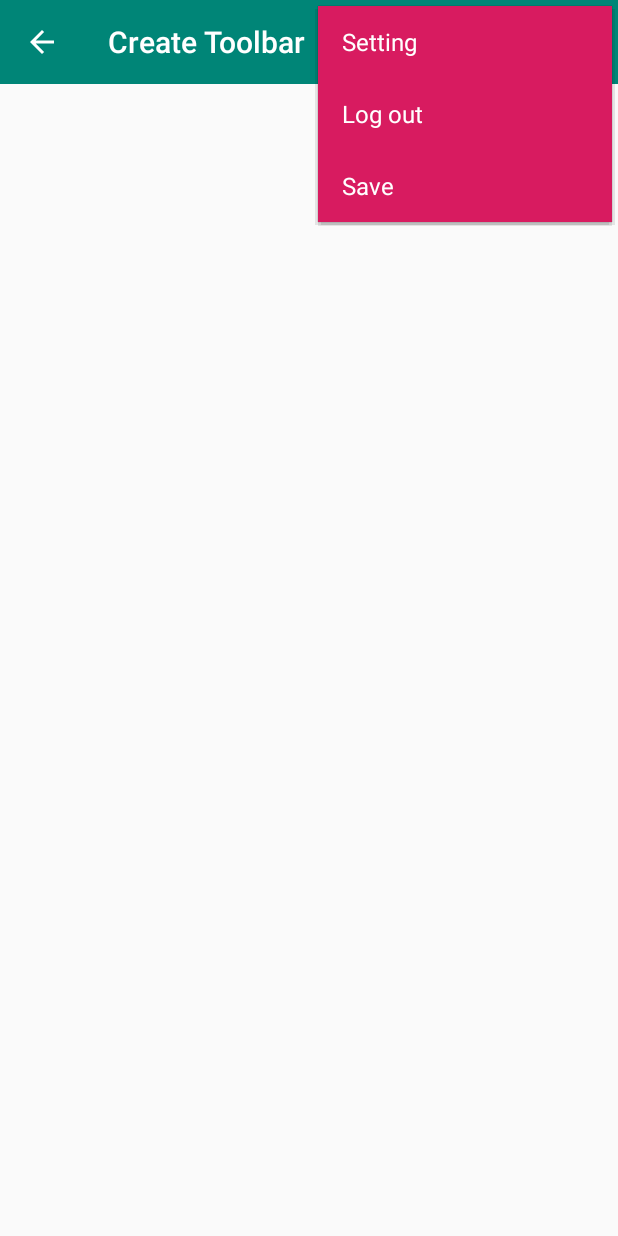
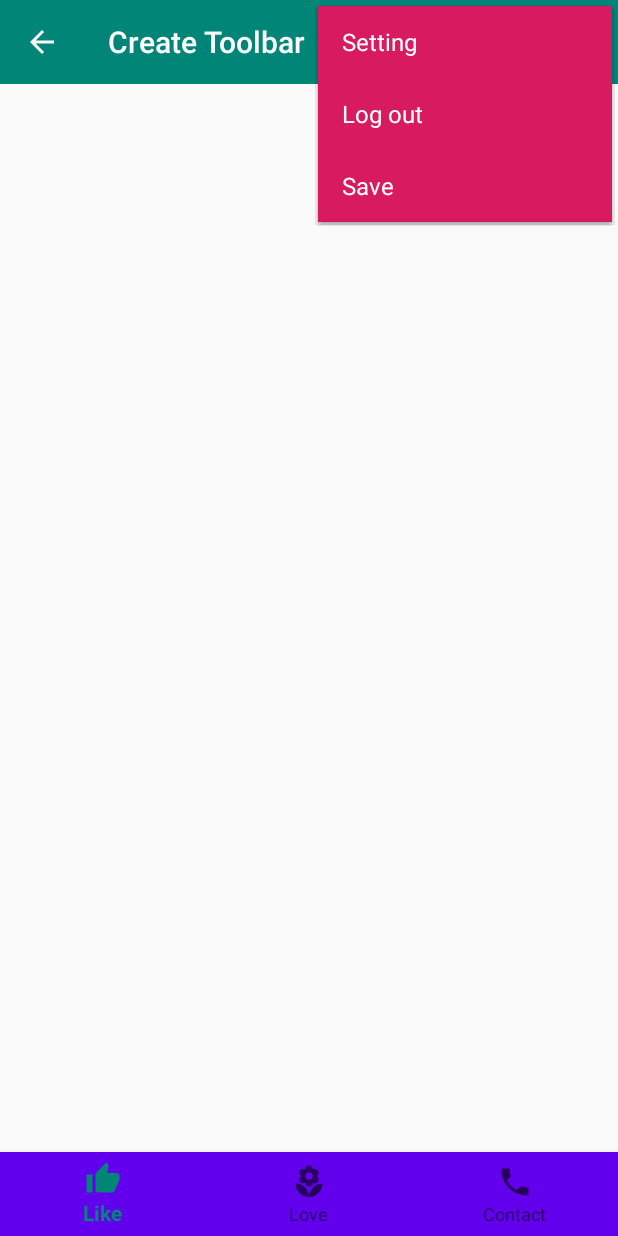
Before and after one commit to SopheaChan/Toolbar, an Android app: the screen it shows after launch (MainActivity), with the options menu open, on a phone screen of 412 x 824 dp. Run offline under Robolectric (Android 15) with nearby library versions, the phone set to English and light mode, and no system bars.

Commit message:
Toolbar with menu action menu item and Bottom navigation view

```diff
--- a/app/build.gradle
+++ b/app/build.gradle
@@ -26,6 +26,7 @@ dependencies {
     implementation fileTree(dir: 'libs', include: ['*.jar'])
     implementation"org.jetbrains.kotlin:kotlin-stdlib-jdk7:$kotlin_version"
     implementation 'com.android.support:appcompat-v7:28.0.0'
+    implementation 'com.android.support:design:28.0.0'
     implementation 'com.android.support.constraint:constraint-layout:1.1.3'
     testImplementation 'junit:junit:4.12'
     androidTestImplementation 'com.android.support.test:runner:1.0.2'
--- /dev/null
+++ b/app/src/main/res/drawable-v24/ic_local_florist_black_24dp.xml
@@ -0,0 +1,5 @@
+<vector android:height="24dp" android:tint="#82BCED"
+    android:viewportHeight="24.0" android:viewportWidth="24.0"
+    android:width="24dp" xmlns:android="http://schemas.android.com/apk/res/android">
+    <path android:fillColor="#FF000000" android:pathData="M12,22c4.97,0 9,-4.03 9,-9 -4.97,0 -9,4.03 -9,9zM5.6,10.25c0,1.38 1.12,2.5 2.5,2.5 0.53,0 1.01,-0.16 1.42,-0.44l-0.02,0.19c0,1.38 1.12,2.5 2.5,2.5s2.5,-1.12 2.5,-2.5l-0.02,-0.19c0.4,0.28 0.89,0.44 1.42,0.44 1.38,0 2.5,-1.12 2.5,-2.5 0,-1 -0.59,-1.85 -1.43,-2.25 0.84,-0.4 1.43,-1.25 1.43,-2.25 0,-1.38 -1.12,-2.5 -2.5,-2.5 -0.53,0 -1.01,0.16 -1.42,0.44l0.02,-0.19C14.5,2.12 13.38,1 12,1S9.5,2.12 9.5,3.5l0.02,0.19c-0.4,-0.28 -0.89,-0.44 -1.42,-0.44 -1.38,0 -2.5,1.12 -2.5,2.5 0,1 0.59,1.85 1.43,2.25 -0.84,0.4 -1.43,1.25 -1.43,2.25zM12,5.5c1.38,0 2.5,1.12 2.5,2.5s-1.12,2.5 -2.5,2.5S9.5,9.38 9.5,8s1.12,-2.5 2.5,-2.5zM3,13c0,4.97 4.03,9 9,9 0,-4.97 -4.03,-9 -9,-9z"/>
+</vector>
--- /dev/null
+++ b/app/src/main/res/drawable-v24/ic_local_phone_black_24dp.xml
@@ -0,0 +1,5 @@
+<vector android:height="24dp" android:tint="#82BCED"
+    android:viewportHeight="24.0" android:viewportWidth="24.0"
+    android:width="24dp" xmlns:android="http://schemas.android.com/apk/res/android">
+    <path android:fillColor="#FF000000" android:pathData="M6.62,10.79c1.44,2.83 3.76,5.14 6.59,6.59l2.2,-2.2c0.27,-0.27 0.67,-0.36 1.02,-0.24 1.12,0.37 2.33,0.57 3.57,0.57 0.55,0 1,0.45 1,1V20c0,0.55 -0.45,1 -1,1 -9.39,0 -17,-7.61 -17,-17 0,-0.55 0.45,-1 1,-1h3.5c0.55,0 1,0.45 1,1 0,1.25 0.2,2.45 0.57,3.57 0.11,0.35 0.03,0.74 -0.25,1.02l-2.2,2.2z"/>
+</vector>
--- /dev/null
+++ b/app/src/main/res/drawable-v24/ic_thumb_up_black_24dp.xml
@@ -0,0 +1,5 @@
+<vector android:height="24dp" android:tint="#82BCED"
+    android:viewportHeight="24.0" android:viewportWidth="24.0"
+    android:width="24dp" xmlns:android="http://schemas.android.com/apk/res/android">
+    <path android:fillColor="#FF000000" android:pathData="M1,21h4L5,9L1,9v12zM23,10c0,-1.1 -0.9,-2 -2,-2h-6.31l0.95,-4.57 0.03,-0.32c0,-0.41 -0.17,-0.79 -0.44,-1.06L14.17,1 7.59,7.59C7.22,7.95 7,8.45 7,9v10c0,1.1 0.9,2 2,2h9c0.83,0 1.54,-0.5 1.84,-1.22l3.02,-7.05c0.09,-0.23 0.14,-0.47 0.14,-0.73v-1.91l-0.01,-0.01L23,10z"/>
+</vector>
--- a/app/src/main/res/layout/activity_main.xml
+++ b/app/src/main/res/layout/activity_main.xml
@@ -12,4 +12,15 @@
             android:layout_width="match_parent"
             android:background="?attr/colorPrimary"
             app:theme="@style/ThemeOverlay.AppCompat.Dark.ActionBar"/>
+    <android.support.design.widget.BottomNavigationView
+            android:layout_width="match_parent"
+            android:layout_height="?attr/actionBarSize" android:layout_marginBottom="0dp"
+            app:layout_constraintBottom_toBottomOf="parent" app:layout_constraintEnd_toEndOf="parent"
+            android:layout_marginEnd="0dp" app:layout_constraintStart_toStartOf="parent"
+            android:layout_marginStart="0dp"
+            android:id="@+id/bottom_navigation_view"
+            android:background="@color/design_default_color_primary"
+            app:menu="@menu/my_menu">
+
+    </android.support.design.widget.BottomNavigationView>
 </android.support.constraint.ConstraintLayout>
--- /dev/null
+++ b/app/src/main/res/menu/my_menu.xml
@@ -0,0 +1,15 @@
+<?xml version="1.0" encoding="utf-8"?>
+<menu xmlns:android="http://schemas.android.com/apk/res/android">
+    <item android:id="@+id/like"
+          android:title="Like"
+          android:icon="@drawable/ic_thumb_up_black_24dp"
+          android:orderInCategory="1"/>
+    <item android:id="@+id/flower"
+          android:title="Love"
+          android:icon="@drawable/ic_local_florist_black_24dp"
+          android:orderInCategory="2"/>
+    <item android:id="@+id/contact"
+          android:title="Contact"
+          android:icon="@drawable/ic_local_phone_black_24dp"
+          android:orderInCategory="3"/>
+</menu>
```
